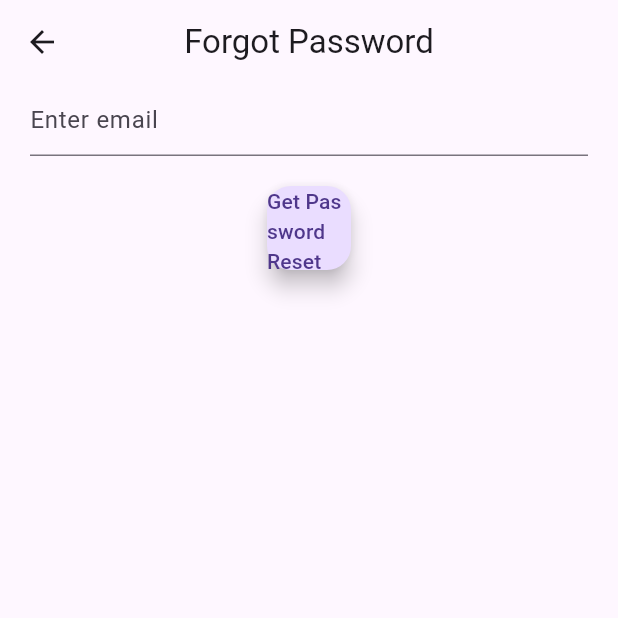
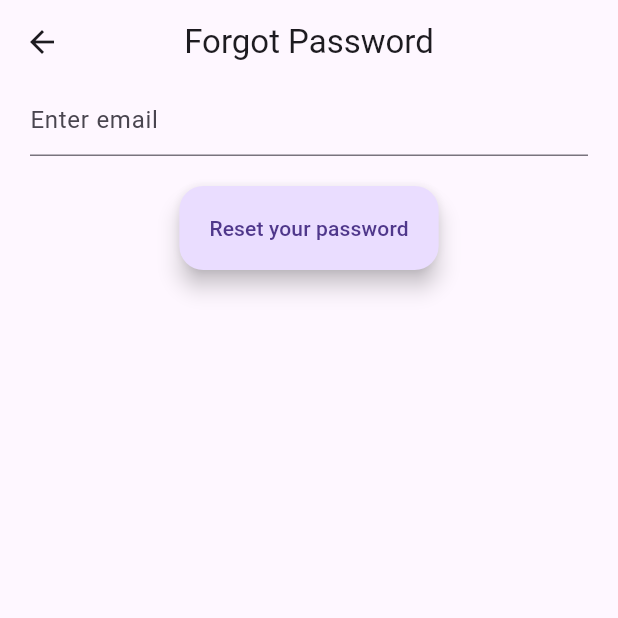
Before and after one commit to Jerry-britto/Inscribe, a Flutter app: the screen it shows after launch, after a tap on "Forgot Password", on a phone screen of 412 x 824 dp, the top half of it. Run offline on Flutter 3.47's test engine with Material 3 defaults, Android fonts, the light colour scheme and no system bars; our stand-ins replace firebase_auth, firebase_core, google_sign_in; accounts and stored records are empty; network calls fail.

Commit message:
Made changes in login and forgot password

```diff
--- a/main/lib/screens/login/forgot_password.dart
+++ b/main/lib/screens/login/forgot_password.dart
@@ -10,24 +10,44 @@ class ForgotPasswordScreen extends StatefulWidget {
 
 class _ForgotPasswordScreenState extends State<ForgotPasswordScreen> {
   final emailController = TextEditingController();
-  Future passwordReset(String email) async{
+  Future passwordReset(String email) async {
     try {
       await FirebaseAuth.instance.sendPasswordResetEmail(email: email);
       // ignore: use_build_context_synchronously
-      showDialog(context: context, builder: (_) =>   AlertDialog(content: const Text("Password Reset link sent! Check your email"),
-      actions: [TextButton(onPressed: (){Navigator.pop(context);}, child: const Text("Ok"))],
+      showDialog(
+          context: context,
+          builder: (_) => AlertDialog(
+                content:
+                    const Text("Password Reset link sent! Check your email"),
+                actions: [
+                  TextButton(
+                      onPressed: () {
+                        Navigator.pop(context);
+                      },
+                      child: const Text("Ok"))
+                ],
               ));
     } on FirebaseAuthException catch (e) {
       print(e.toString());
       // ignore: use_build_context_synchronously
-      showDialog(context: context, builder: (_) =>   AlertDialog(content: Text(e.message.toString()),
-      actions: [TextButton(onPressed: (){Navigator.pop(context);}, child: const Text("Ok"))],
+      showDialog(
+          context: context,
+          builder: (_) => AlertDialog(
+                content: Text(e.message.toString()),
+                actions: [
+                  TextButton(
+                      onPressed: () {
+                        Navigator.pop(context);
+                      },
+                      child: const Text("Ok"))
+                ],
               ));
     }
   }
+
   @override
   Widget build(BuildContext context) {
-    return  Scaffold(
+    return Scaffold(
       appBar: AppBar(
         title: const Text("Forgot Password"),
         centerTitle: true,
@@ -53,12 +73,14 @@ class _ForgotPasswordScreenState extends State<ForgotPasswordScreen> {
                 hintText: "Enter email",
               ),
             ),
-            const SizedBox(height: 20,),
-            FloatingActionButton(
-              onPressed: () async{
+            const SizedBox(
+              height: 20,
+            ),
+            FloatingActionButton.extended(
+              onPressed: () async {
                 await passwordReset(emailController.text.toLowerCase().trim());
               },
-              child: const Text("Get Password Reset Link"),
+              label: const Text("Reset your password"),
             )
           ],
         ),
--- a/main/lib/screens/login/login_screen.dart
+++ b/main/lib/screens/login/login_screen.dart
@@ -1,6 +1,5 @@
 import 'package:firebase_auth/firebase_auth.dart';
 import 'package:flutter/material.dart';
-import 'package:google_sign_in/google_sign_in.dart';
 import 'package:main/screens/login/forgot_password.dart';
 import 'package:main/screens/signup.dart';
 
@@ -53,32 +52,6 @@ class _LoginScreenState extends State<LoginScreen> {
     }
   }
 
-  signInWithGoogle() async {
-    final GoogleSignIn googleSignIn = GoogleSignIn();
-
-    final GoogleSignInAccount? googleSignInAccount =
-        await googleSignIn.signIn();
-
-    final GoogleSignInAuthentication? googleSignInAuthentication =
-        await googleSignInAccount?.authentication;
-
-    final AuthCredential credential = GoogleAuthProvider.credential(
-      idToken: googleSignInAuthentication?.idToken,
-      accessToken: googleSignInAuthentication?.accessToken,
-    );
-
-    UserCredential result =
-        await FirebaseAuth.instance.signInWithCredential(credential);
-
-    User? userDetails = result.user;
-    print(userDetails?.displayName);
-    print(userDetails?.email);
-    GoogleSignIn().disconnect();
-
-
-
-}
-
   @override
   Widget build(BuildContext context) => Scaffold(
         appBar: AppBar(
@@ -95,6 +68,11 @@ class _LoginScreenState extends State<LoginScreen> {
             decoration: const BoxDecoration(
               color: Color.fromRGBO(227, 161, 43, 0.3),
             ),
+            child: Column(
+              mainAxisAlignment: MainAxisAlignment.center,
+              children: <Widget>[
+                Expanded(
+                  child: SingleChildScrollView(
                     child: Form(
                       key: _formKey,
                       child: Padding(
@@ -177,7 +155,8 @@ class _LoginScreenState extends State<LoginScreen> {
                                           isVisible = !isVisible;
                                         });
                                       },
-                              icon: const Icon(Icons.remove_red_eye_sharp))),
+                                      icon: const Icon(
+                                          Icons.remove_red_eye_sharp))),
                               obscureText: isVisible,
                             ),
                             const SizedBox(
@@ -186,8 +165,10 @@ class _LoginScreenState extends State<LoginScreen> {
                             Align(
                               alignment: Alignment.centerRight,
                               child: MouseRegion(
-                        onEnter: (event) => setState(() => _isHovered = true),
-                        onExit: (event) => setState(() => _isHovered = false),
+                                onEnter: (event) =>
+                                    setState(() => _isHovered = true),
+                                onExit: (event) =>
+                                    setState(() => _isHovered = false),
                                 child: TextButton(
                                   onPressed: () {
                                     Navigator.push(
@@ -200,7 +181,8 @@ class _LoginScreenState extends State<LoginScreen> {
                                     'Forgot Password',
                                     style: TextStyle(
                                         color: _isHovered
-                                    ? const Color.fromRGBO(66, 140, 236, 1)
+                                            ? const Color.fromRGBO(
+                                                66, 140, 236, 1)
                                             : Colors.black),
                                   ),
                                 ),
@@ -212,7 +194,8 @@ class _LoginScreenState extends State<LoginScreen> {
                             SizedBox(
                               width: double.infinity,
                               child: FloatingActionButton(
-                          backgroundColor: const Color.fromRGBO(162, 7, 48, 1),
+                                  backgroundColor:
+                                      const Color.fromRGBO(162, 7, 48, 1),
                                   onPressed: () {
                                     if (_formKey.currentState!.validate()) {
                                       //Authenticate the user
@@ -221,25 +204,9 @@ class _LoginScreenState extends State<LoginScreen> {
                                   },
                                   child: const Text(
                                     "Login",
-                            style: TextStyle(color: Colors.white, fontSize: 20),
+                                    style: TextStyle(
+                                        color: Colors.white, fontSize: 20),
                                   )),
-                    ),
-                    const SizedBox(
-                      height: 24,
-                    ),
-                    TextButton.icon(
-                      onPressed: () {
-                        // Sign in with Google
-                        signInWithGoogle();
-                      },
-                      icon: SizedBox(
-                        height: 20,
-                        child: Image.asset("assets/images/google_icon.webp"),
-                      ),
-                      label: const Text(
-                        "Sign in with Google",
-                        style: TextStyle(fontSize: 16),
-                      ),
                             ),
                             const SizedBox(
                               height: 10,
@@ -253,8 +220,10 @@ class _LoginScreenState extends State<LoginScreen> {
                                 ),
                                 TextButton(
                                     onPressed: () {
-                              Navigator.of(context).push(MaterialPageRoute(
-                                  builder: (_) => const SignUpScreen()));
+                                      Navigator.of(context).push(
+                                          MaterialPageRoute(
+                                              builder: (_) =>
+                                                  const SignUpScreen()));
                                     },
                                     child: const Text(
                                       "Sign up",
@@ -266,19 +235,16 @@ class _LoginScreenState extends State<LoginScreen> {
                           ],
                         ),
                       ),
-            )),
-        floatingActionButton: FloatingActionButton(
-          onPressed: () {},
-          backgroundColor: const Color.fromRGBO(162, 7, 48, 1),
-          tooltip: 'Admin',
-          shape: const CircleBorder(
-              side: BorderSide(
-                  color: Color.fromRGBO(227, 161, 43, 0.3), width: 2),
-              eccentricity: 1.0),
-          child: const Icon(
-            Icons.admin_panel_settings_outlined,
-            color: Colors.white,
                     ),
                   ),
+                ),
+              ],
+            )),
       );
 }
+
+/*
+1. remove google sign in and sign up
+2. add db for sign up
+3.
+*/
```
Also changed, not shown: 1 other file. Lines whose indentation alone changed are shown as unchanged.
